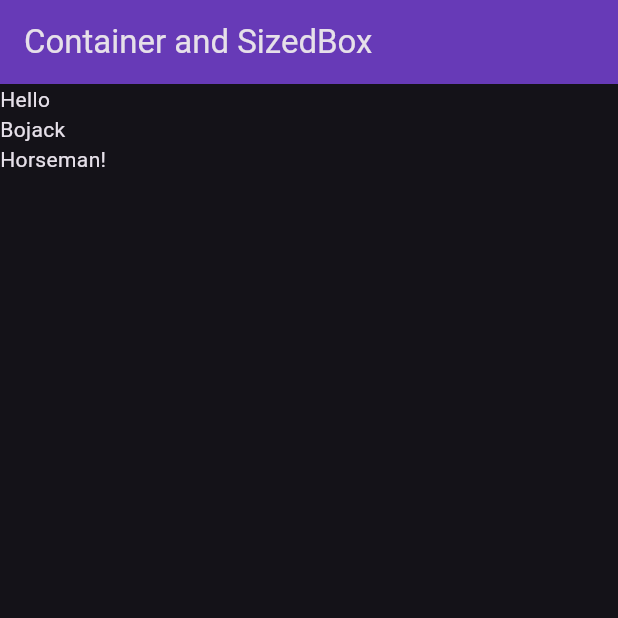
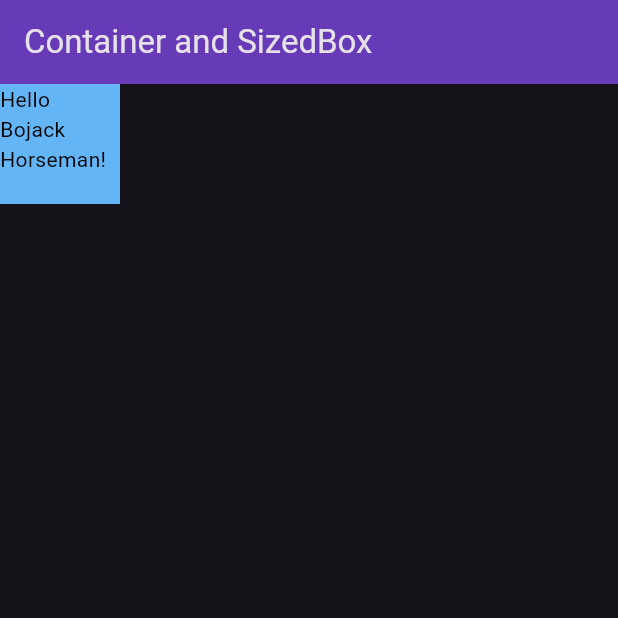
Before and after one commit to fahim-nion/learning_flutter, a Flutter app: the screen it shows after launch, on a phone screen of 412 x 824 dp, the top half of it. Run offline on Flutter 3.47's test engine with Material 3 defaults, Android fonts, the phone set to English and light mode, and no system bars.

Commit message:
learning flutter

```diff
--- a/flutter_application_d1/lib/widgets/container_sized.dart
+++ b/flutter_application_d1/lib/widgets/container_sized.dart
@@ -16,9 +16,11 @@ class Container_Sized extends StatelessWidget {
     return Scaffold(
       appBar: AppBar(title: Text('Container and SizedBox'),),
       body: Container(
+        color: Colors.blue.shade300,
         height: 80,
         width: 80,
-        child: Text("Hello Bojack Horseman!"),
+        child: Text("Hello Bojack Horseman!",
+        style: TextStyle(color: Colors.black),
       ),
       //this is how you center a sized box but remember you can not use any color to the sized box
       // Center(
@@ -26,6 +28,7 @@ class Container_Sized extends StatelessWidget {
       //     height: 50,
       //     width: 100,
       //     child: Text("Hello World!"),
-        );
+      ),
+    );
   }
 }
```
